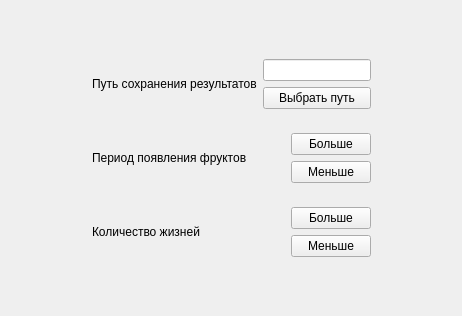
Yakovlev0309/fruit_catching_game, file settingsmenu.ui: the form before one commit.
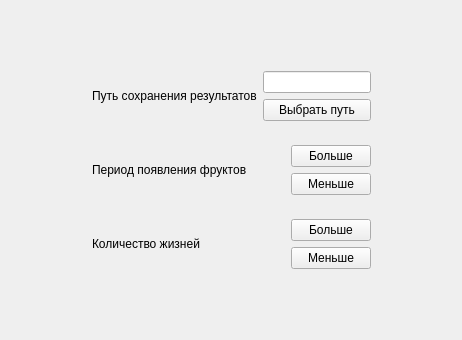
The form after the commit.

Commit message: Удаление фруктов после окончания игры

Diff of the .ui file:
```diff
--- a/settingsmenu.ui
+++ b/settingsmenu.ui
@@ -7,7 +7,7 @@
     <x>0</x>
     <y>0</y>
     <width>462</width>
-    <height>316</height>
+    <height>340</height>
    </rect>
   </property>
   <property name="windowTitle">
```
The commit also changes 2 other files.
